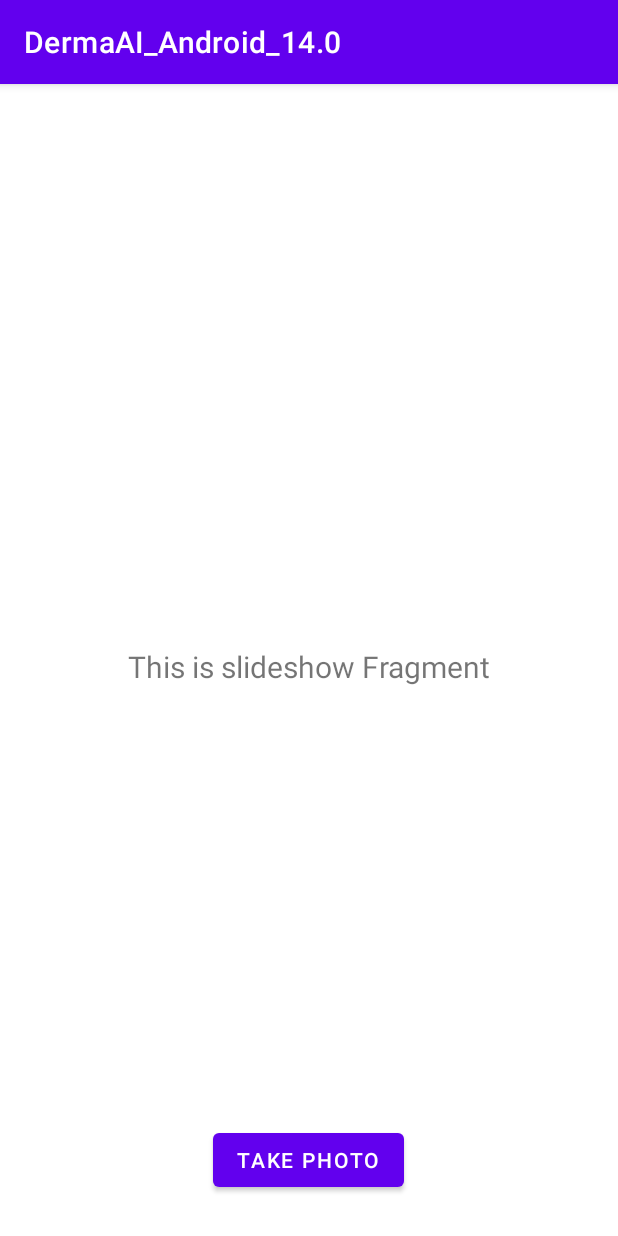
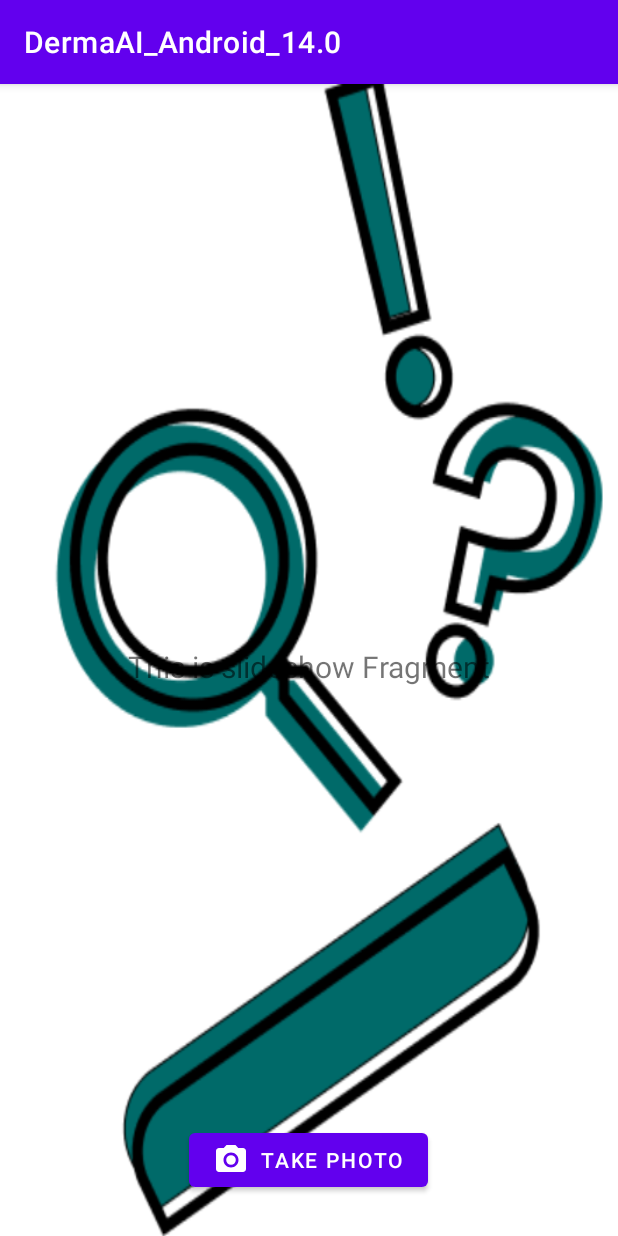
Before and after one commit to huthuthiddeli/DermaAI, an Android app: the fragment PhotoFragment placed in its activity, on a phone screen of 412 x 824 dp. Run offline under Robolectric (Android 15) with nearby library versions, the phone set to English and light mode, and no system bars.

Commit message:
Android - LoginApi
LoginApi
Login: Design

```diff
--- a/src/Android/app/build.gradle.kts
+++ b/src/Android/app/build.gradle.kts
@@ -59,6 +59,9 @@
     implementation(libs.androidx.fragment)
     implementation(libs.androidx.legacy.support.v4)
     implementation(libs.androidx.fragment.ktx)
+    implementation(libs.kotlinx.serialization.json)
+    implementation(libs.gson)
+    implementation(libs.google.material)
     testImplementation(libs.junit)
     androidTestImplementation(libs.androidx.junit)
     androidTestImplementation(libs.androidx.espresso.core)
--- a/src/Android/app/src/main/res/layout/activity_login.xml
+++ b/src/Android/app/src/main/res/layout/activity_login.xml
@@ -4,7 +4,9 @@
     xmlns:tools="http://schemas.android.com/tools"
     android:layout_width="match_parent"
     android:layout_height="match_parent"
-    android:id="@+id/login_activity">
+    android:id="@+id/login_activity"
+    android:background="@drawable/background_login">
+
 
     <androidx.fragment.app.FragmentContainerView
         android:id="@+id/fragment_placeholder_accountinfo"
@@ -15,6 +17,17 @@
         app:layout_constraintStart_toStartOf="parent"
         app:layout_constraintTop_toTopOf="parent" />
 
+    <View
+        android:id="@+id/screen_sear"
+        android:layout_width="348dp"
+        android:layout_height="625dp"
+        android:layout_alignParentLeft="true"
+        android:layout_alignParentTop="true"
+        app:layout_constraintBottom_toBottomOf="parent"
+        app:layout_constraintEnd_toEndOf="parent"
+        app:layout_constraintStart_toStartOf="parent"
+        app:layout_constraintTop_toTopOf="parent" />
+
 
 
 </androidx.constraintlayout.widget.ConstraintLayout>
--- a/src/Android/app/src/main/res/layout/fragment_photo.xml
+++ b/src/Android/app/src/main/res/layout/fragment_photo.xml
@@ -30,7 +30,8 @@
         app:layout_constraintHorizontal_bias="0.498"
         app:layout_constraintStart_toStartOf="parent"
         app:layout_constraintTop_toTopOf="parent"
-        app:layout_constraintVertical_bias="0.963" />
+        app:layout_constraintVertical_bias="0.963"
+        app:icon="@drawable/ic_menu_camera"/>
 
 
 </androidx.constraintlayout.widget.ConstraintLayout>
--- a/src/Android/gradle/libs.versions.toml
+++ b/src/Android/gradle/libs.versions.toml
@@ -28,6 +28,9 @@
 material3Version = "1.4.0-alpha02"
 legacySupportV4 = "1.0.0"
 fragmentKtx = "1.8.5"
+kotlinxSerializationJson = "1.7.3"
+gson = "2.11.0"
+materialVersion = "1.13.0-alpha07"
 
 [libraries]
 androidx-core-ktx = { group = "androidx.core", name = "core-ktx", version.ref = "coreKtx" }
@@ -57,6 +60,9 @@
 material3 = { group = "androidx.compose.material3", name = "material3", version = "1.3.0" }
 androidx-legacy-support-v4 = { group = "androidx.legacy", name = "legacy-support-v4", version.ref = "legacySupportV4" }
 androidx-fragment-ktx = { group = "androidx.fragment", name = "fragment-ktx", version.ref = "fragmentKtx" }
+kotlinx-serialization-json = { group = "org.jetbrains.kotlinx", name = "kotlinx-serialization-json", version.ref = "kotlinxSerializationJson" }
+gson = { group = "com.google.code.gson", name = "gson", version.ref = "gson" }
+google-material = { group = "com.google.android.material", name = "material", version.ref = "materialVersion" }
 
 [plugins]
 android-application = { id = "com.android.application", version.ref = "agp" }
```
Also changed, not shown: src/Android/app/src/main/java/com/example/dermaai_android_140/MyClasses/LoginApi.kt (+48 -0 lines), src/Android/app/src/main/res/drawable/ic_app_background.xml (+6 -74 lines), src/Android/app/src/main/res/drawable/background_login.png (added), 5 other files.
